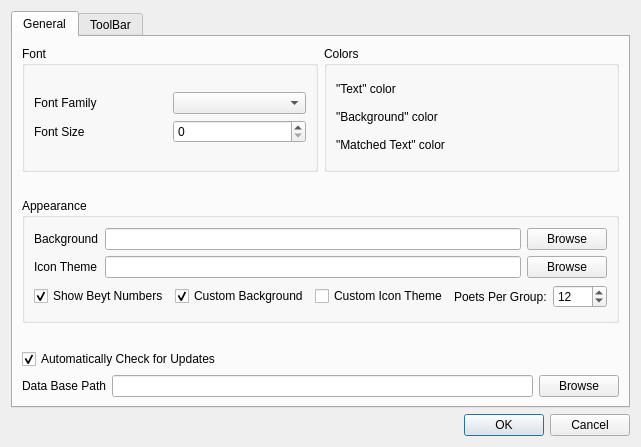
Before: the Qt Designer form settings.ui in srazi/Saaghar, drawn with Qt 5.
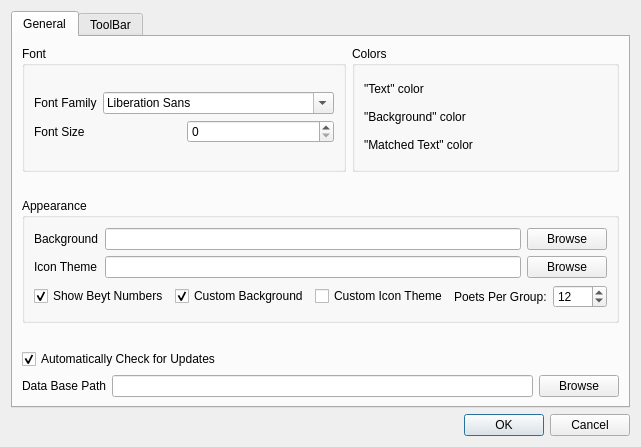
After: the same form once the commit is applied. Icons and pictures are not drawn.

Commit message: New: Added preview of fonts.

Diff of the .ui file:
```diff
--- a/settings.ui
+++ b/settings.ui
@@ -77,7 +77,11 @@
                    </widget>
                   </item>
                   <item>
-                   <widget class="QComboBox" name="comboBoxFontFamily"/>
+                   <widget class="QFontComboBox" name="comboBoxFontFamily">
+                    <property name="writingSystem">
+                     <enum>QFontDatabase::Any</enum>
+                    </property>
+                   </widget>
                   </item>
                  </layout>
                 </item>
```
The commit also changes 1 other file.
